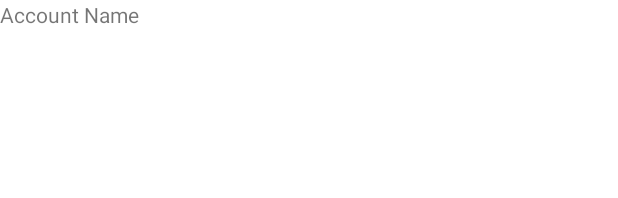
After one commit to mattschl/BillsProjectionV2, an Android app: the layout fragment_account_view.xml on its own in the app's theme, with its tools: preview values and no code run, on a phone screen of 412 x 824 dp. The commit adds this screen. Shown: the top 198 px of the screen. Run offline under Robolectric (Android 15) with nearby library versions, the phone set to English and light mode, and no system bars.

Commit message:
added AccountViewFragment.kt

```diff
--- /dev/null
+++ b/app/src/main/res/layout/fragment_account_view.xml
@@ -0,0 +1,22 @@
+<?xml version="1.0" encoding="utf-8"?>
+<layout xmlns:android="http://schemas.android.com/apk/res/android"
+    xmlns:tools="http://schemas.android.com/tools">
+
+    <ScrollView
+        android:layout_width="match_parent"
+        android:layout_height="match_parent">
+
+        <androidx.constraintlayout.widget.ConstraintLayout
+            android:layout_width="match_parent"
+            android:layout_height="match_parent"
+            tools:context=".fragments.AccountViewFragment">
+
+            <!-- TODO: Update blank fragment layout -->
+            <TextView
+                android:layout_width="match_parent"
+                android:layout_height="wrap_content"
+                android:text="@string/account_name" />
+
+        </androidx.constraintlayout.widget.ConstraintLayout>
+    </ScrollView>
+</layout>
--- a/app/src/main/res/layout/fragment_accounts.xml
+++ b/app/src/main/res/layout/fragment_accounts.xml
@@ -9,7 +9,7 @@
         android:layout_height="match_parent"
         tools:context=".fragments.AccountsFragment">
 
-        <com.google.android.material.floatingactionbutton.ExtendedFloatingActionButton
+        <com.google.android.material.floatingactionbutton.FloatingActionButton
             android:id="@+id/fabAddAccount"
             android:layout_width="wrap_content"
             android:layout_height="wrap_content"
@@ -19,11 +19,11 @@
             android:clickable="true"
             android:contentDescription="@string/image"
             android:focusable="true"
-            android:src="@drawable/ic_add"
             android:tintMode="@color/white"
             app:borderWidth="0dp"
             app:fabSize="normal"
             app:icon="@drawable/ic_add"
+            android:src="@drawable/ic_add"
             app:layout_constraintBottom_toBottomOf="parent"
             app:layout_constraintEnd_toEndOf="parent" />
 
--- a/app/src/main/res/values/strings.xml
+++ b/app/src/main/res/values/strings.xml
@@ -4,4 +4,5 @@
     <string name="hello_blank_fragment">Hello blank fragment</string>
     <string name="image">image</string>
     <string name="no_accounts_to_view">No Accounts to view</string>
+    <string name="account_name">Account Name</string>
 </resources>
```
Also changed, not shown: app/src/main/java/ms/mattschlenkrich/billsprojectionv2/fragments/AccountViewFragment.kt (added, +27 -0 lines).
